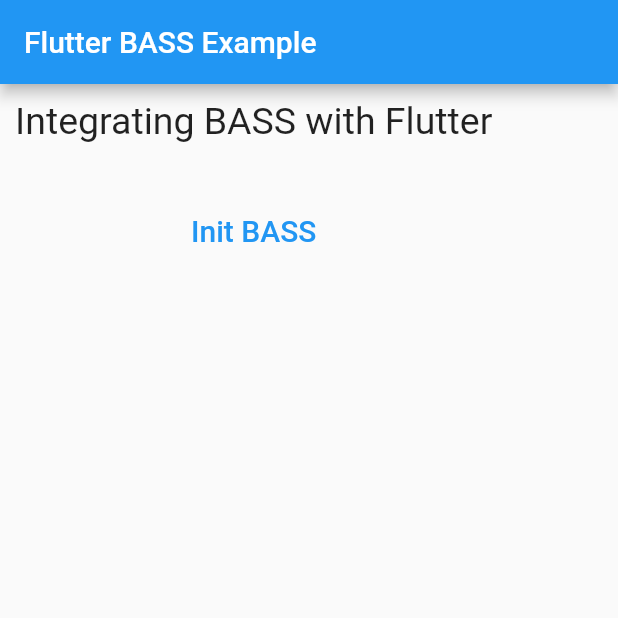
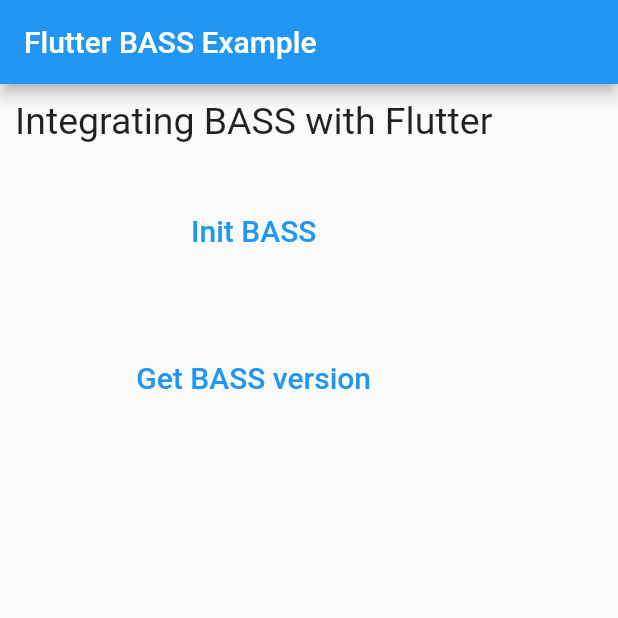
Before and after one commit to JimTompkins/flutter_bass, a Flutter app: the screen it shows after launch, on a phone screen of 412 x 824 dp, the top half of it. Run offline on Flutter 3.47's test engine with Material 2 defaults, Android fonts, the phone set to English and light mode, and no system bars; missing offline and left inert: dart:ffi.

```diff
--- a/example/lib/main.dart
+++ b/example/lib/main.dart
@@ -21,6 +21,7 @@ class _MyAppState extends State<MyApp> {
   void initState() {
     super.initState();
   }
+  int version = 0;
 
   @override
   Widget build(BuildContext context) {
@@ -65,6 +66,29 @@ class _MyAppState extends State<MyApp> {
                     },
                   ),
                 ),
+                Container(
+                  margin: EdgeInsets.all(25),
+                  child: TextButton(
+                    child: Text(
+                      'Get BASS version',
+                      style: TextStyle(fontSize: 20.0),
+                    ),
+                    onPressed: () {
+                      if (kDebugMode) {
+                        if (bass == null) {
+                          print('Error: bass is null!');
+                        } else {
+                          print('bass is not null');
+                        }
+                        if (bass.BASS_GetVersion == null) {
+                          print('Error: bass.BASS_GetVersion is null!');
+                        }
+                      }
+                      version = bass.BASS_GetVersion();
+                      print('BASS version: $version');
+                    },
+                  ),
+                ),
               ],
             ),
           ),
--- a/pubspec.yaml
+++ b/pubspec.yaml
@@ -14,7 +14,7 @@ dependencies:
 
 dev_dependencies:
   ffi: ^1.1.2
-  ffigen: ^4.1.2
+  ffigen: ^6.1.2
   flutter_test:
     sdk: flutter
   flutter_lints: ^2.0.0
```
Also changed, not shown: 1 other file.
